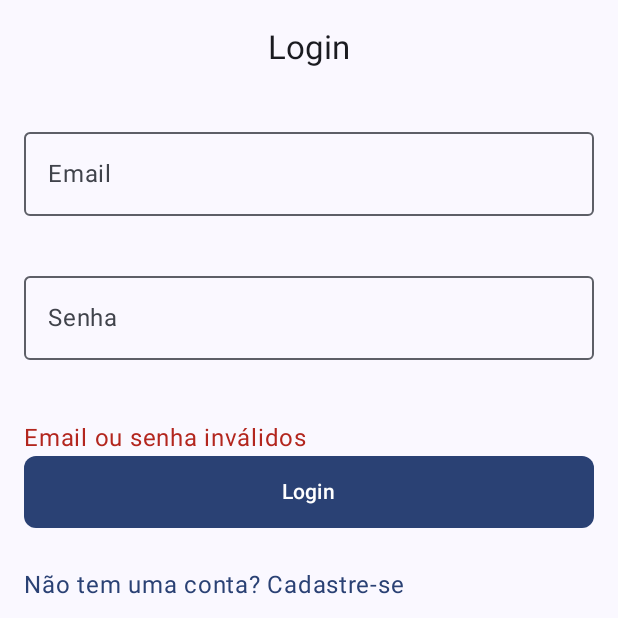
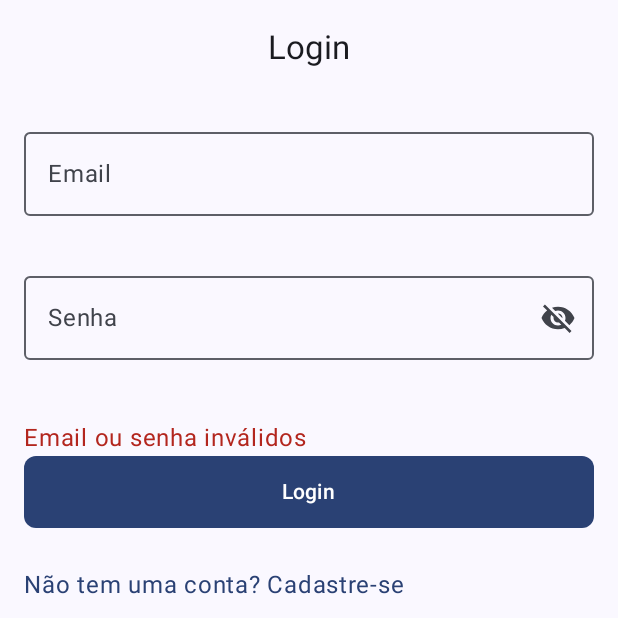
Before and after one commit to Joaovts07/Mylogin, an Android app built with Jetpack Compose: the screen it shows after launch (MainActivity), after a tap on "Login", on a phone screen of 412 x 824 dp, the top half of it. Run offline under Robolectric (Android 15) with nearby library versions, the phone set to English and light mode, and no system bars; our stand-ins replace Firebase (no records; nobody signed in at launch, a user with empty details on screens opened directly).

Commit message:
Refactor components

```diff
--- a/app/src/main/java/com/example/mylogin/ui/components/Components.kt
+++ b/app/src/main/java/com/example/mylogin/ui/components/Components.kt
@@ -3,6 +3,11 @@ package com.example.mylogin.ui.components
 import androidx.compose.foundation.layout.fillMaxWidth
 import androidx.compose.foundation.text.KeyboardActions
 import androidx.compose.foundation.text.KeyboardOptions
+import androidx.compose.material.icons.Icons
+import androidx.compose.material.icons.filled.Visibility
+import androidx.compose.material.icons.filled.VisibilityOff
+import androidx.compose.material3.Icon
+import androidx.compose.material3.IconButton
 import androidx.compose.material3.MaterialTheme
 import androidx.compose.material3.OutlinedTextField
 import androidx.compose.material3.Text
@@ -17,6 +22,7 @@ import androidx.compose.ui.platform.LocalFocusManager
 import androidx.compose.ui.text.input.ImeAction
 import androidx.compose.ui.text.input.KeyboardType
 import androidx.compose.ui.text.input.PasswordVisualTransformation
+import androidx.compose.ui.text.input.VisualTransformation
 import com.example.mylogin.validators.isValidEmail
 import com.example.mylogin.validators.isValidPassword
 
@@ -53,11 +59,14 @@ fun EmailInput(email: String, onEmailChange: (String) -> Unit) {
 }
 
 @Composable
-fun PasswordInput(password: String, onPasswordChange: (String) -> Unit) {
-
+fun PasswordInput(
+    password: String,
+    onPasswordChange: (String) -> Unit
+) {
+    var isPasswordVisible by remember { mutableStateOf(false) }
     var isPasswordError by remember { mutableStateOf(false) }
 
-    fun validatePassword(password:String) {
+    fun validatePassword(password: String) {
         if (password.isNotEmpty()) {
             isPasswordError = !isValidPassword(password)
         }
@@ -71,14 +80,25 @@ fun PasswordInput(password: String, onPasswordChange: (String) -> Unit) {
             onPasswordChange(it)
         },
         label = { Text("Senha") },
-        visualTransformation = PasswordVisualTransformation(),
+        visualTransformation = if (isPasswordVisible) VisualTransformation.None else PasswordVisualTransformation(),
         keyboardOptions = KeyboardOptions(keyboardType = KeyboardType.Password),
         supportingText = {
             if (isPasswordError) {
-                Text("Senha deve ter pelo menos 6 caracteres",
+                Text(
+                    "Senha deve ter pelo menos 6 caracteres",
                     color = MaterialTheme.colorScheme.error
                 )
+            }
+        },
+        trailingIcon = {
+            val image = if (isPasswordVisible)
+                Icons.Filled.Visibility
+            else Icons.Filled.VisibilityOff
 
+            val description = if (isPasswordVisible) "Ocultar senha" else "Mostrar senha"
+
+            IconButton(onClick = { isPasswordVisible = !isPasswordVisible }) {
+                Icon(imageVector = image, description)
             }
         }
     )
```
